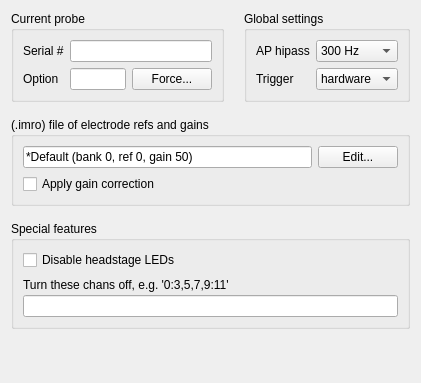
Qt form Forms/IMCfgTab.ui (billkarsh/SpikeGLX) before a commit.
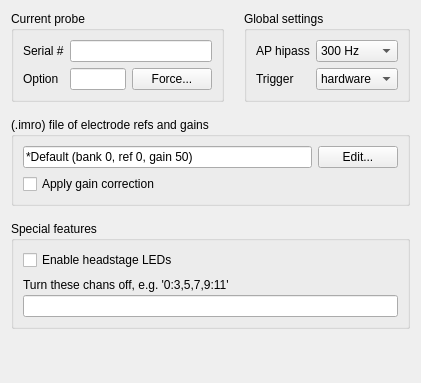
The same form after that commit.

Commit message: Impl 3B LEDEnable

```diff
--- a/Forms/IMCfgTab.ui
+++ b/Forms/IMCfgTab.ui
@@ -250,7 +250,7 @@
          <string>May help reduce noise and animal distraction</string>
         </property>
         <property name="text">
-         <string>Disable headstage LEDs</string>
+         <string>Enable headstage LEDs</string>
         </property>
        </widget>
       </item>
```
Left out of the diff: 4 changed lines with no effect on the pictures. The commit also changes 10 other files.
